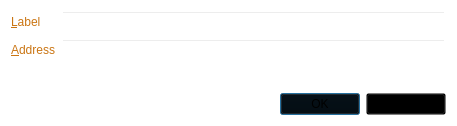
Above: src/qt/forms/editaddressdialog.ui from scificryptocoin/Darsek before the change. Below: the same form after it.
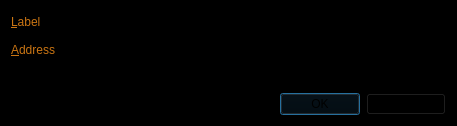
That is the form after the change.

```diff
--- a/src/qt/forms/editaddressdialog.ui
+++ b/src/qt/forms/editaddressdialog.ui
@@ -14,7 +14,7 @@
    <string>Edit Address</string>
   </property>
   <property name="styleSheet">
-   <string notr="true">background: transparent;</string>
+   <string notr="true">background-color: rgb(0, 0, 0);</string>
   </property>
   <layout class="QVBoxLayout" name="verticalLayout">
    <item>
@@ -38,16 +38,34 @@
           </colorrole>
           <colorrole role="Button">
            <brush brushstyle="SolidPattern">
-            <color alpha="0">
-             <red>0</red>
+            <color alpha="255">
+             <red>170</red>
              <green>0</green>
              <blue>0</blue>
             </color>
            </brush>
           </colorrole>
+          <colorrole role="Text">
+           <brush brushstyle="SolidPattern">
+            <color alpha="255">
+             <red>255</red>
+             <green>255</green>
+             <blue>255</blue>
+            </color>
+           </brush>
+          </colorrole>
+          <colorrole role="ButtonText">
+           <brush brushstyle="SolidPattern">
+            <color alpha="255">
+             <red>255</red>
+             <green>255</green>
+             <blue>255</blue>
+            </color>
+           </brush>
+          </colorrole>
           <colorrole role="Base">
            <brush brushstyle="SolidPattern">
-            <color alpha="0">
+            <color alpha="255">
              <red>0</red>
              <green>0</green>
              <blue>0</blue>
@@ -56,13 +74,22 @@
           </colorrole>
           <colorrole role="Window">
            <brush brushstyle="SolidPattern">
-            <color alpha="0">
+            <color alpha="255">
              <red>0</red>
              <green>0</green>
              <blue>0</blue>
             </color>
            </brush>
           </colorrole>
+          <colorrole role="ToolTipText">
+           <brush brushstyle="SolidPattern">
+            <color alpha="255">
+             <red>170</red>
+             <green>0</green>
+             <blue>0</blue>
+            </color>
+           </brush>
+          </colorrole>
          </active>
          <inactive>
           <colorrole role="WindowText">
@@ -76,16 +103,34 @@
           </colorrole>
           <colorrole role="Button">
            <brush brushstyle="SolidPattern">
-            <color alpha="0">
-             <red>0</red>
+            <color alpha="255">
+             <red>170</red>
              <green>0</green>
              <blue>0</blue>
             </color>
            </brush>
           </colorrole>
+          <colorrole role="Text">
+           <brush brushstyle="SolidPattern">
+            <color alpha="255">
+             <red>255</red>
+             <green>255</green>
+             <blue>255</blue>
+            </color>
+           </brush>
+          </colorrole>
+          <colorrole role="ButtonText">
+           <brush brushstyle="SolidPattern">
+            <color alpha="255">
+             <red>255</red>
+             <green>255</green>
+             <blue>255</blue>
+            </color>
+           </brush>
+          </colorrole>
           <colorrole role="Base">
            <brush brushstyle="SolidPattern">
-            <color alpha="0">
+            <color alpha="255">
              <red>0</red>
              <green>0</green>
              <blue>0</blue>
@@ -94,13 +139,22 @@
           </colorrole>
           <colorrole role="Window">
            <brush brushstyle="SolidPattern">
-            <color alpha="0">
+            <color alpha="255">
              <red>0</red>
              <green>0</green>
              <blue>0</blue>
             </color>
            </brush>
           </colorrole>
+          <colorrole role="ToolTipText">
+           <brush brushstyle="SolidPattern">
+            <color alpha="255">
+             <red>170</red>
+             <green>0</green>
+             <blue>0</blue>
+            </color>
+           </brush>
+          </colorrole>
          </inactive>
          <disabled>
           <colorrole role="WindowText">
@@ -114,16 +168,34 @@
           </colorrole>
           <colorrole role="Button">
            <brush brushstyle="SolidPattern">
-            <color alpha="0">
-             <red>0</red>
+            <color alpha="255">
+             <red>170</red>
              <green>0</green>
              <blue>0</blue>
             </color>
            </brush>
           </colorrole>
+          <colorrole role="Text">
+           <brush brushstyle="SolidPattern">
+            <color alpha="255">
+             <red>120</red>
+             <green>120</green>
+             <blue>120</blue>
+            </color>
+           </brush>
+          </colorrole>
+          <colorrole role="ButtonText">
+           <brush brushstyle="SolidPattern">
+            <color alpha="255">
+             <red>120</red>
+             <green>120</green>
+             <blue>120</blue>
+            </color>
+           </brush>
+          </colorrole>
           <colorrole role="Base">
            <brush brushstyle="SolidPattern">
-            <color alpha="0">
+            <color alpha="255">
              <red>0</red>
              <green>0</green>
              <blue>0</blue>
@@ -132,13 +204,22 @@
           </colorrole>
           <colorrole role="Window">
            <brush brushstyle="SolidPattern">
-            <color alpha="0">
+            <color alpha="255">
              <red>0</red>
              <green>0</green>
              <blue>0</blue>
             </color>
            </brush>
           </colorrole>
+          <colorrole role="ToolTipText">
+           <brush brushstyle="SolidPattern">
+            <color alpha="255">
+             <red>170</red>
+             <green>0</green>
+             <blue>0</blue>
+            </color>
+           </brush>
+          </colorrole>
          </disabled>
         </palette>
        </property>
@@ -158,27 +239,27 @@
           <colorrole role="WindowText">
            <brush brushstyle="SolidPattern">
             <color alpha="255">
-             <red>202</red>
-             <green>117</green>
-             <blue>19</blue>
+             <red>255</red>
+             <green>255</green>
+             <blue>255</blue>
             </color>
            </brush>
           </colorrole>
           <colorrole role="Button">
            <brush brushstyle="SolidPattern">
-            <color alpha="0">
-             <red>0</red>
-             <green>0</green>
-             <blue>0</blue>
+            <color alpha="255">
+             <red>255</red>
+             <green>255</green>
+             <blue>255</blue>
             </color>
            </brush>
           </colorrole>
           <colorrole role="Text">
            <brush brushstyle="SolidPattern">
             <color alpha="255">
-             <red>202</red>
-             <green>117</green>
-             <blue>19</blue>
+             <red>255</red>
+             <green>255</green>
+             <blue>255</blue>
             </color>
            </brush>
           </colorrole>
@@ -193,7 +274,7 @@
           </colorrole>
           <colorrole role="Base">
            <brush brushstyle="SolidPattern">
-            <color alpha="0">
+            <color alpha="255">
              <red>0</red>
              <green>0</green>
              <blue>0</blue>
@@ -202,39 +283,48 @@
           </colorrole>
           <colorrole role="Window">
            <brush brushstyle="SolidPattern">
-            <color alpha="0">
+            <color alpha="255">
              <red>0</red>
              <green>0</green>
              <blue>0</blue>
             </color>
            </brush>
           </colorrole>
+          <colorrole role="ToolTipText">
+           <brush brushstyle="SolidPattern">
+            <color alpha="255">
+             <red>255</red>
+             <green>0</green>
+             <blue>0</blue>
+            </color>
+           </brush>
+          </colorrole>
          </active>
          <inactive>
           <colorrole role="WindowText">
            <brush brushstyle="SolidPattern">
             <color alpha="255">
-             <red>202</red>
-             <green>117</green>
-             <blue>19</blue>
+             <red>255</red>
+             <green>255</green>
+             <blue>255</blue>
             </color>
            </brush>
           </colorrole>
           <colorrole role="Button">
            <brush brushstyle="SolidPattern">
-            <color alpha="0">
-             <red>0</red>
-             <green>0</green>
-             <blue>0</blue>
+            <color alpha="255">
+             <red>255</red>
+             <green>255</green>
+             <blue>255</blue>
             </color>
            </brush>
           </colorrole>
           <colorrole role="Text">
            <brush brushstyle="SolidPattern">
             <color alpha="255">
-             <red>202</red>
-             <green>117</green>
-             <blue>19</blue>
+             <red>255</red>
+             <green>255</green>
+             <blue>255</blue>
             </color>
            </brush>
           </colorrole>
@@ -249,7 +339,7 @@
           </colorrole>
           <colorrole role="Base">
            <brush brushstyle="SolidPattern">
-            <color alpha="0">
+            <color alpha="255">
              <red>0</red>
              <green>0</green>
              <blue>0</blue>
@@ -258,13 +348,22 @@
           </colorrole>
           <colorrole role="Window">
            <brush brushstyle="SolidPattern">
-            <color alpha="0">
+            <color alpha="255">
              <red>0</red>
              <green>0</green>
              <blue>0</blue>
             </color>
            </brush>
           </colorrole>
+          <colorrole role="ToolTipText">
+           <brush brushstyle="SolidPattern">
+            <color alpha="255">
+             <red>255</red>
+             <green>0</green>
+             <blue>0</blue>
+            </color>
+           </brush>
+          </colorrole>
          </inactive>
          <disabled>
           <colorrole role="WindowText">
@@ -278,10 +377,10 @@
           </colorrole>
           <colorrole role="Button">
            <brush brushstyle="SolidPattern">
-            <color alpha="0">
-             <red>0</red>
-             <green>0</green>
-             <blue>0</blue>
+            <color alpha="255">
+             <red>255</red>
+             <green>255</green>
+             <blue>255</blue>
             </color>
            </brush>
           </colorrole>
@@ -305,7 +404,7 @@
           </colorrole>
           <colorrole role="Base">
            <brush brushstyle="SolidPattern">
-            <color alpha="0">
+            <color alpha="255">
              <red>0</red>
              <green>0</green>
              <blue>0</blue>
@@ -314,13 +413,22 @@
           </colorrole>
           <colorrole role="Window">
            <brush brushstyle="SolidPattern">
-            <color alpha="0">
+            <color alpha="255">
              <red>0</red>
              <green>0</green>
              <blue>0</blue>
             </color>
            </brush>
           </colorrole>
+          <colorrole role="ToolTipText">
+           <brush brushstyle="SolidPattern">
+            <color alpha="255">
+             <red>255</red>
+             <green>0</green>
+             <blue>0</blue>
+            </color>
+           </brush>
+          </colorrole>
          </disabled>
         </palette>
        </property>
@@ -345,16 +453,25 @@
           </colorrole>
           <colorrole role="Button">
            <brush brushstyle="SolidPattern">
-            <color alpha="0">
-             <red>0</red>
-             <green>0</green>
-             <blue>0</blue>
+            <color alpha="255">
+             <red>255</red>
+             <green>255</green>
+             <blue>255</blue>
+            </color>
+           </brush>
+          </colorrole>
+          <colorrole role="Text">
+           <brush brushstyle="SolidPattern">
+            <color alpha="255">
+             <red>255</red>
+             <green>255</green>
+             <blue>255</blue>
             </color>
            </brush>
           </colorrole>
           <colorrole role="Base">
            <brush brushstyle="SolidPattern">
-            <color alpha="0">
+            <color alpha="255">
              <red>0</red>
              <green>0</green>
              <blue>0</blue>
@@ -363,7 +480,7 @@
           </colorrole>
           <colorrole role="Window">
            <brush brushstyle="SolidPattern">
-            <color alpha="0">
+            <color alpha="255">
              <red>0</red>
              <green>0</green>
              <blue>0</blue>
@@ -383,16 +500,25 @@
           </colorrole>
           <colorrole role="Button">
            <brush brushstyle="SolidPattern">
-            <color alpha="0">
-             <red>0</red>
-             <green>0</green>
-             <blue>0</blue>
+            <color alpha="255">
+             <red>255</red>
+             <green>255</green>
+             <blue>255</blue>
+            </color>
+           </brush>
+          </colorrole>
+          <colorrole role="Text">
+           <brush brushstyle="SolidPattern">
+            <color alpha="255">
+             <red>255</red>
+             <green>255</green>
+             <blue>255</blue>
             </color>
            </brush>
           </colorrole>
           <colorrole role="Base">
            <brush brushstyle="SolidPattern">
-            <color alpha="0">
+            <color alpha="255">
              <red>0</red>
              <green>0</green>
              <blue>0</blue>
@@ -401,7 +527,7 @@
           </colorrole>
           <colorrole role="Window">
            <brush brushstyle="SolidPattern">
-            <color alpha="0">
+            <color alpha="255">
              <red>0</red>
              <green>0</green>
              <blue>0</blue>
@@ -421,16 +547,25 @@
           </colorrole>
           <colorrole role="Button">
            <brush brushstyle="SolidPattern">
-            <color alpha="0">
-             <red>0</red>
-             <green>0</green>
-             <blue>0</blue>
+            <color alpha="255">
+             <red>255</red>
+             <green>255</green>
+             <blue>255</blue>
+            </color>
+           </brush>
+          </colorrole>
+          <colorrole role="Text">
+           <brush brushstyle="SolidPattern">
+            <color alpha="255">
+             <red>120</red>
+             <green>120</green>
+             <blue>120</blue>
             </color>
            </brush>
           </colorrole>
           <colorrole role="Base">
            <brush brushstyle="SolidPattern">
-            <color alpha="0">
+            <color alpha="255">
              <red>0</red>
              <green>0</green>
              <blue>0</blue>
@@ -439,7 +574,7 @@
           </colorrole>
           <colorrole role="Window">
            <brush brushstyle="SolidPattern">
-            <color alpha="0">
+            <color alpha="255">
              <red>0</red>
              <green>0</green>
              <blue>0</blue>
@@ -459,6 +594,205 @@
      </item>
      <item row="1" column="1">
       <widget class="QLineEdit" name="addressEdit">
+       <property name="palette">
+        <palette>
+         <active>
+          <colorrole role="WindowText">
+           <brush brushstyle="SolidPattern">
+            <color alpha="255">
+             <red>255</red>
+             <green>255</green>
+             <blue>255</blue>
+            </color>
+           </brush>
+          </colorrole>
+          <colorrole role="Button">
+           <brush brushstyle="SolidPattern">
+            <color alpha="255">
+             <red>255</red>
+             <green>255</green>
+             <blue>255</blue>
+            </color>
+           </brush>
+          </colorrole>
+          <colorrole role="Text">
+           <brush brushstyle="SolidPattern">
+            <color alpha="255">
+             <red>255</red>
+             <green>255</green>
+             <blue>255</blue>
+            </color>
+           </brush>
+          </colorrole>
+          <colorrole role="ButtonText">
+           <brush brushstyle="SolidPattern">
+            <color alpha="255">
+             <red>255</red>
+             <green>255</green>
+             <blue>255</blue>
+            </color>
+           </brush>
+          </colorrole>
+          <colorrole role="Base">
+           <brush brushstyle="SolidPattern">
+            <color alpha="255">
+             <red>0</red>
+             <green>0</green>
+             <blue>0</blue>
+            </color>
+           </brush>
+          </colorrole>
+          <colorrole role="Window">
+           <brush brushstyle="SolidPattern">
+            <color alpha="255">
+             <red>0</red>
+             <green>0</green>
+             <blue>0</blue>
+            </color>
+           </brush>
+          </colorrole>
+          <colorrole role="ToolTipText">
+           <brush brushstyle="SolidPattern">
+            <color alpha="255">
+             <red>255</red>
+             <green>0</green>
+             <blue>0</blue>
+            </color>
+           </brush>
+          </colorrole>
+         </active>
+         <inactive>
+          <colorrole role="WindowText">
+           <brush brushstyle="SolidPattern">
+            <color alpha="255">
+             <red>255</red>
+             <green>255</green>
+             <blue>255</blue>
+            </color>
+           </brush>
+          </colorrole>
+          <colorrole role="Button">
+           <brush brushstyle="SolidPattern">
+            <color alpha="255">
+             <red>255</red>
+             <green>255</green>
+             <blue>255</blue>
+            </color>
+           </brush>
+          </colorrole>
+          <colorrole role="Text">
+           <brush brushstyle="SolidPattern">
+            <color alpha="255">
+             <red>255</red>
+             <green>255</green>
+             <blue>255</blue>
+            </color>
+           </brush>
+          </colorrole>
+          <colorrole role="ButtonText">
+           <brush brushstyle="SolidPattern">
+            <color alpha="255">
+             <red>255</red>
+             <green>255</green>
+             <blue>255</blue>
+            </color>
+           </brush>
+          </colorrole>
+          <colorrole role="Base">
+           <brush brushstyle="SolidPattern">
+            <color alpha="255">
+             <red>0</red>
+             <green>0</green>
+             <blue>0</blue>
+            </color>
+           </brush>
+          </colorrole>
+          <colorrole role="Window">
+           <brush brushstyle="SolidPattern">
+            <color alpha="255">
+             <red>0</red>
+             <green>0</green>
+             <blue>0</blue>
+            </color>
+           </brush>
+          </colorrole>
+          <colorrole role="ToolTipText">
+           <brush brushstyle="SolidPattern">
+            <color alpha="255">
+             <red>255</red>
+             <green>0</green>
+             <blue>0</blue>
+            </color>
+           </brush>
+          </colorrole>
+         </inactive>
+         <disabled>
+          <colorrole role="WindowText">
+           <brush brushstyle="SolidPattern">
+            <color alpha="255">
+             <red>120</red>
+             <green>120</green>
+             <blue>120</blue>
+            </color>
+           </brush>
+          </colorrole>
+          <colorrole role="Button">
+           <brush brushstyle="SolidPattern">
+            <color alpha="255">
+             <red>255</red>
+             <green>255</green>
+             <blue>255</blue>
+            </color>
+           </brush>
+          </colorrole>
+          <colorrole role="Text">
+           <brush brushstyle="SolidPattern">
+            <color alpha="255">
+             <red>120</red>
+             <green>120</green>
+             <blue>120</blue>
+            </color>
+           </brush>
+          </colorrole>
+          <colorrole role="ButtonText">
+           <brush brushstyle="SolidPattern">
+            <color alpha="255">
+             <red>120</red>
+             <green>120</green>
+             <blue>120</blue>
+            </color>
+           </brush>
+          </colorrole>
+          <colorrole role="Base">
+           <brush brushstyle="SolidPattern">
+            <color alpha="255">
+             <red>0</red>
+             <green>0</green>
+             <blue>0</blue>
+            </color>
+           </brush>
+          </colorrole>
+          <colorrole role="Window">
+           <brush brushstyle="SolidPattern">
+            <color alpha="255">
+             <red>0</red>
+             <green>0</green>
+             <blue>0</blue>
+            </color>
+           </brush>
+          </colorrole>
+          <colorrole role="ToolTipText">
+           <brush brushstyle="SolidPattern">
+            <color alpha="255">
+             <red>255</red>
+             <green>0</green>
+             <blue>0</blue>
+            </color>
+           </brush>
+          </colorrole>
+         </disabled>
+        </palette>
+       </property>
        <property name="toolTip">
         <string>The address associated with this address book entry. This can only be modified for sending addresses.</string>
        </property>
@@ -482,10 +816,10 @@
         </colorrole>
         <colorrole role="Button">
          <brush brushstyle="SolidPattern">
-          <color alpha="0">
-           <red>0</red>
-           <green>0</green>
-           <blue>0</blue>
+          <color alpha="255">
+           <red>255</red>
+           <green>255</green>
+           <blue>255</blue>
           </color>
          </brush>
         </colorrole>
@@ -501,7 +835,7 @@
         <colorrole role="ButtonText">
          <brush brushstyle="SolidPattern">
           <color alpha="255">
-           <red>170</red>
+           <red>255</red>
            <green>0</green>
            <blue>0</blue>
           </color>
@@ -509,7 +843,7 @@
         </colorrole>
         <colorrole role="Base">
          <brush brushstyle="SolidPattern">
-          <color alpha="0">
+          <color alpha="255">
            <red>0</red>
            <green>0</green>
            <blue>0</blue>
@@ -518,10 +852,19 @@
         </colorrole>
         <colorrole role="Window">
          <brush brushstyle="SolidPattern">
-          <color alpha="0">
-           <red>0</red>
-           <green>0</green>
-           <blue>0</blue>
+          <color alpha="255">
+           <red>255</red>
+           <green>255</green>
+           <blue>255</blue>
+          </color>
+         </brush>
+        </colorrole>
+        <colorrole role="ToolTipText">
+         <brush brushstyle="SolidPattern">
+          <color alpha="255">
+           <red>255</red>
+           <green>255</green>
+           <blue>255</blue>
           </color>
          </brush>
         </colorrole>
@@ -538,10 +881,10 @@
         </colorrole>
         <colorrole role="Button">
          <brush brushstyle="SolidPattern">
-          <color alpha="0">
-           <red>0</red>
-           <green>0</green>
-           <blue>0</blue>
+          <color alpha="255">
+           <red>255</red>
+           <green>255</green>
+           <blue>255</blue>
           </color>
          </brush>
         </colorrole>
@@ -557,7 +900,7 @@
         <colorrole role="ButtonText">
          <brush brushstyle="SolidPattern">
           <color alpha="255">
-           <red>170</red>
+           <red>255</red>
            <green>0</green>
            <blue>0</blue>
           </color>
@@ -565,7 +908,7 @@
         </colorrole>
         <colorrole role="Base">
          <brush brushstyle="SolidPattern">
-          <color alpha="0">
+          <color alpha="255">
            <red>0</red>
            <green>0</green>
            <blue>0</blue>
@@ -574,10 +917,19 @@
         </colorrole>
         <colorrole role="Window">
          <brush brushstyle="SolidPattern">
-          <color alpha="0">
-           <red>0</red>
-           <green>0</green>
-           <blue>0</blue>
+          <color alpha="255">
+           <red>255</red>
+           <green>255</green>
+           <blue>255</blue>
+          </color>
+         </brush>
+        </colorrole>
+        <colorrole role="ToolTipText">
+         <brush brushstyle="SolidPattern">
+          <color alpha="255">
+           <red>255</red>
+           <green>255</green>
+           <blue>255</blue>
           </color>
          </brush>
         </colorrole>
@@ -594,10 +946,10 @@
         </colorrole>
         <colorrole role="Button">
          <brush brushstyle="SolidPattern">
-          <color alpha="0">
-           <red>0</red>
-           <green>0</green>
-           <blue>0</blue>
+          <color alpha="255">
+           <red>255</red>
+           <green>255</green>
+           <blue>255</blue>
           </color>
          </brush>
         </colorrole>
@@ -621,19 +973,28 @@
         </colorrole>
         <colorrole role="Base">
          <brush brushstyle="SolidPattern">
-          <color alpha="0">
-           <red>0</red>
-           <green>0</green>
-           <blue>0</blue>
+          <color alpha="255">
+           <red>255</red>
+           <green>255</green>
+           <blue>255</blue>
           </color>
          </brush>
         </colorrole>
         <colorrole role="Window">
          <brush brushstyle="SolidPattern">
-          <color alpha="0">
-           <red>0</red>
-           <green>0</green>
-           <blue>0</blue>
+          <color alpha="255">
+           <red>255</red>
+           <green>255</green>
+           <blue>255</blue>
+          </color>
+         </brush>
+        </colorrole>
+        <colorrole role="ToolTipText">
+         <brush brushstyle="SolidPattern">
+          <color alpha="255">
+           <red>255</red>
+           <green>255</green>
+           <blue>255</blue>
           </color>
          </brush>
         </colorrole>
```
